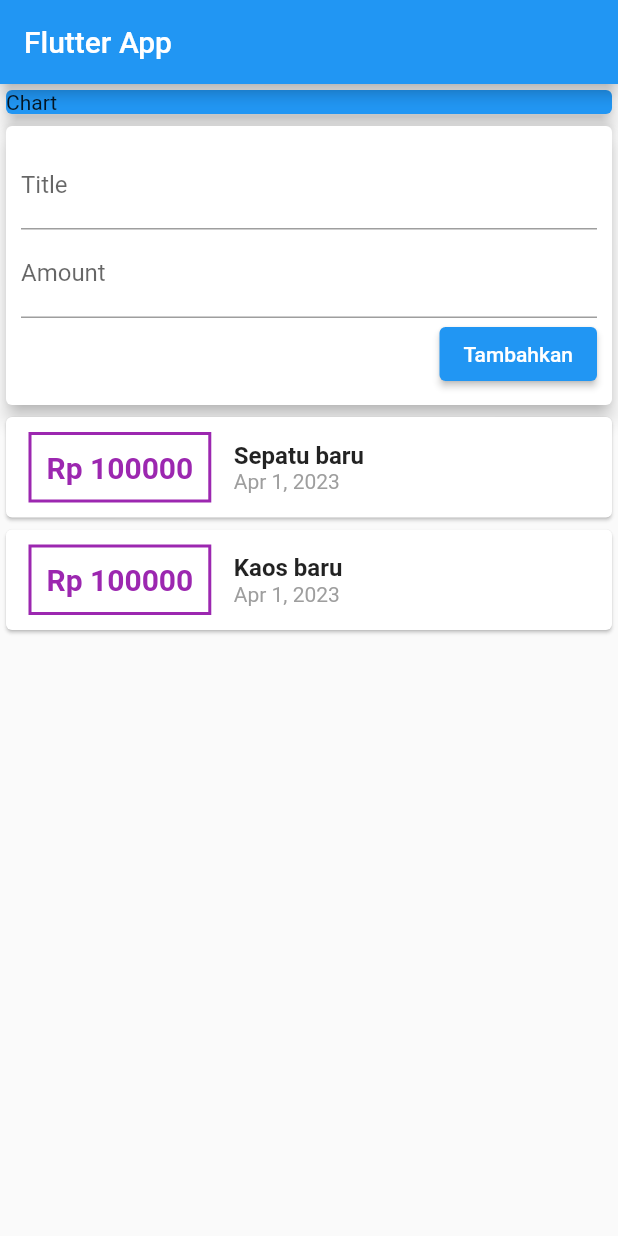
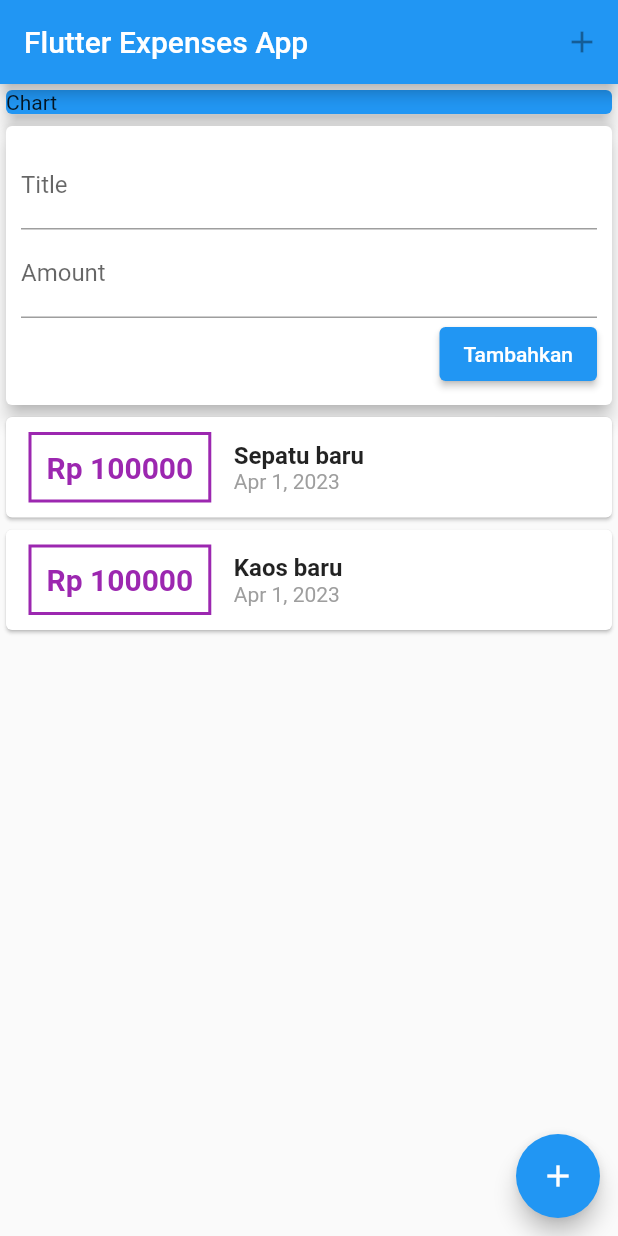
Before and after one commit to ibnunaufal/flutter_expenses_app, a Flutter app: the screen it shows after launch, on a phone screen of 412 x 824 dp. Run offline on Flutter 3.47's test engine with Material 2 defaults, Android fonts, the phone set to English and light mode, and no system bars.

Commit message:
add button

```diff
--- a/lib/main.dart
+++ b/lib/main.dart
@@ -18,7 +18,10 @@ class MyHomePage extends StatelessWidget {
   Widget build(BuildContext context) {
     return Scaffold(
       appBar: AppBar(
-        title: Text('Flutter App'),
+        title: Text('Flutter Expenses App'),
+        actions: [
+          IconButton(onPressed: null, icon: Icon(Icons.add))
+        ],
       ),
       body: SingleChildScrollView(
         child: Column(
@@ -33,6 +36,8 @@ class MyHomePage extends StatelessWidget {
           ],
         ),
       ),
+      floatingActionButton: FloatingActionButton(onPressed: null, child: Icon(Icons.add),),
+      floatingActionButtonLocation: FloatingActionButtonLocation.miniEndFloat,
     );
   }
 }
```
